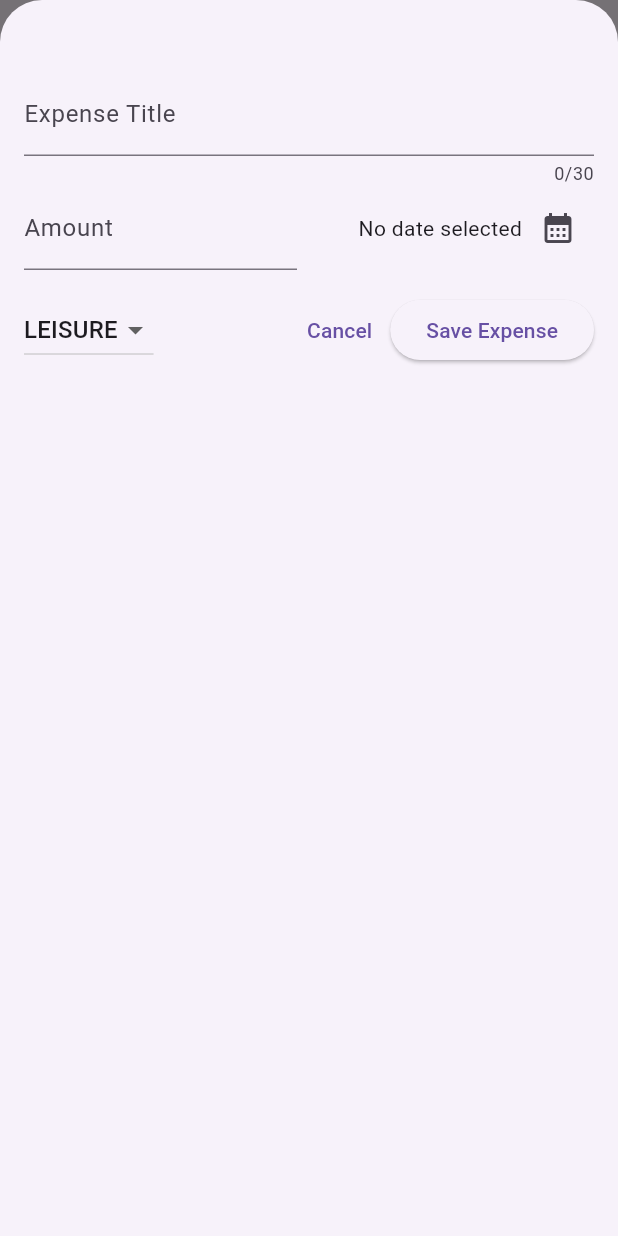
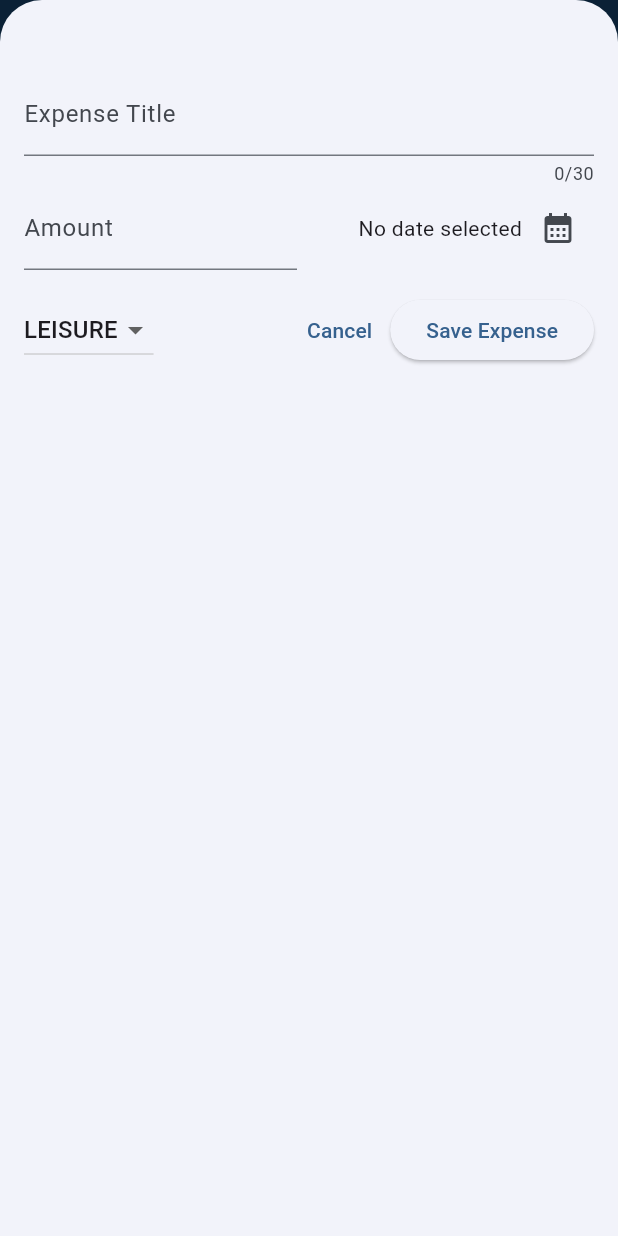
Before and after one commit to pukinidev/Flutter, a Flutter app: the screen it shows after launch, after a tap on the "add" icon, on a phone screen of 412 x 824 dp. Run offline on Flutter 3.47's test engine with Material 3 defaults, Android fonts, the phone set to English and light mode, and no system bars; our stand-ins replace google_fonts.

Commit message:
Changes on main!

```diff
--- a/Projects/expensesapp/lib/main.dart
+++ b/Projects/expensesapp/lib/main.dart
@@ -1,8 +1,17 @@
 import 'package:expensesapp/widgets/expenses.dart';
 import 'package:flutter/material.dart';
 
+var kColorScheme = ColorScheme.fromSeed(seedColor: Colors.blue);
+
 void main() {
-  runApp(const MaterialApp(
-    home: Expenses(),
+  runApp(MaterialApp(
+    theme: ThemeData().copyWith(
+            colorScheme: kColorScheme,
+            appBarTheme: const AppBarTheme().copyWith(
+              backgroundColor: kColorScheme.onPrimaryContainer,
+              foregroundColor: kColorScheme.primaryContainer,
+            ),
+          ),
+    home:  const Expenses(),
   ));
 }
--- a/Projects/expensesapp/lib/widgets/expenses.dart
+++ b/Projects/expensesapp/lib/widgets/expenses.dart
@@ -79,7 +79,7 @@ class _ExpensesState extends State<Expenses> {
     return Scaffold(
       appBar: AppBar(
         title: const Text(
-          'ExpenseTracker',
+          'Flutter ExpenseTracker',
         ),
         actions: [
           IconButton(
--- a/Projects/expensesapp/lib/widgets/new_expense.dart
+++ b/Projects/expensesapp/lib/widgets/new_expense.dart
@@ -62,7 +62,6 @@ class _NewExpenseState extends State<NewExpense> {
         category: _selectedCategory));
 
     Navigator.pop(context);
-
   }
 
   @override
```
Also changed, not shown: Projects/expensesapp/pubspec.lock.
